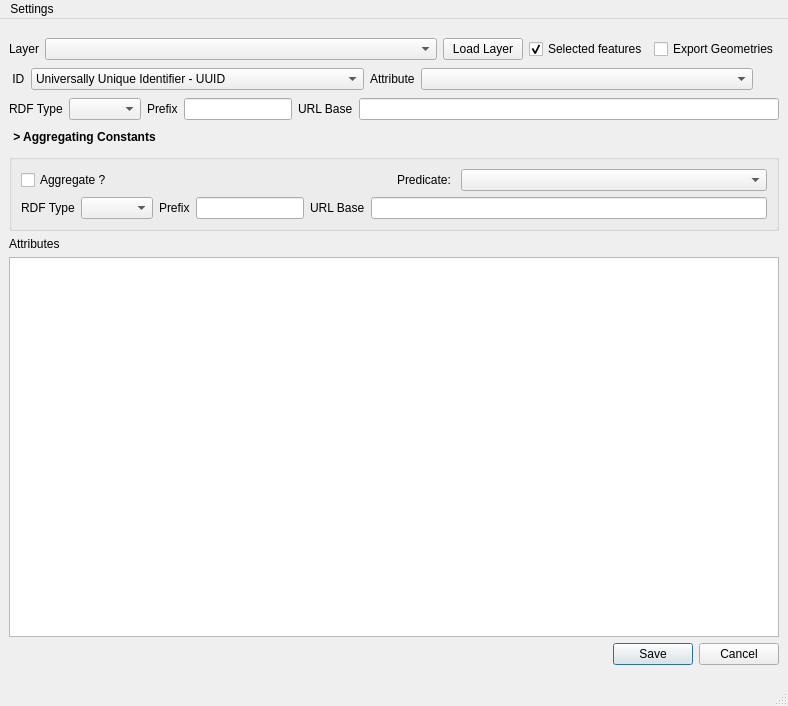
Before: the Qt Designer form Layer2Triple_main_base.ui in LambdaGeo/qgisparql-layer2triple, drawn with Qt 5.
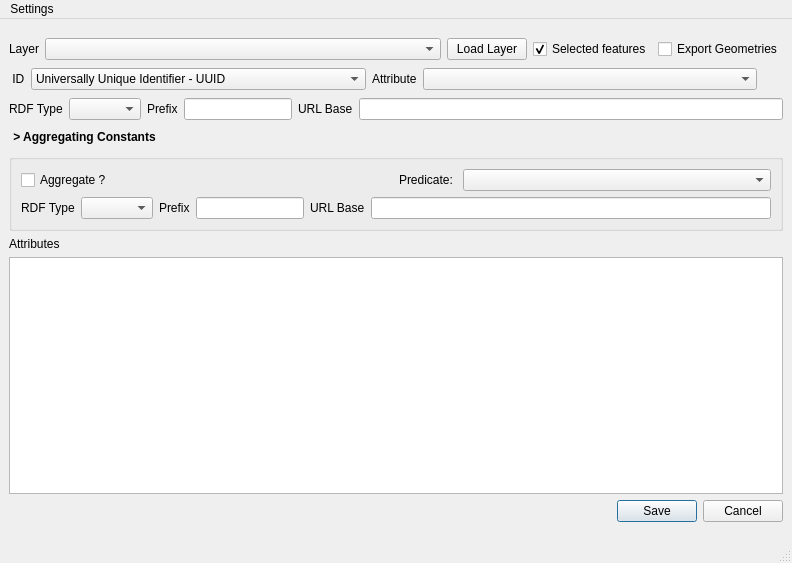
After: the same form once the commit is applied.

What changed in the file:
```diff
--- a/Layer2Triple_main_base.ui
+++ b/Layer2Triple_main_base.ui
@@ -6,8 +6,8 @@
    <rect>
     <x>0</x>
     <y>0</y>
-    <width>788</width>
-    <height>706</height>
+    <width>792</width>
+    <height>563</height>
    </rect>
   </property>
   <property name="windowTitle">
@@ -434,7 +434,7 @@
     <rect>
      <x>0</x>
      <y>0</y>
-     <width>788</width>
+     <width>792</width>
      <height>22</height>
     </rect>
    </property>
```
